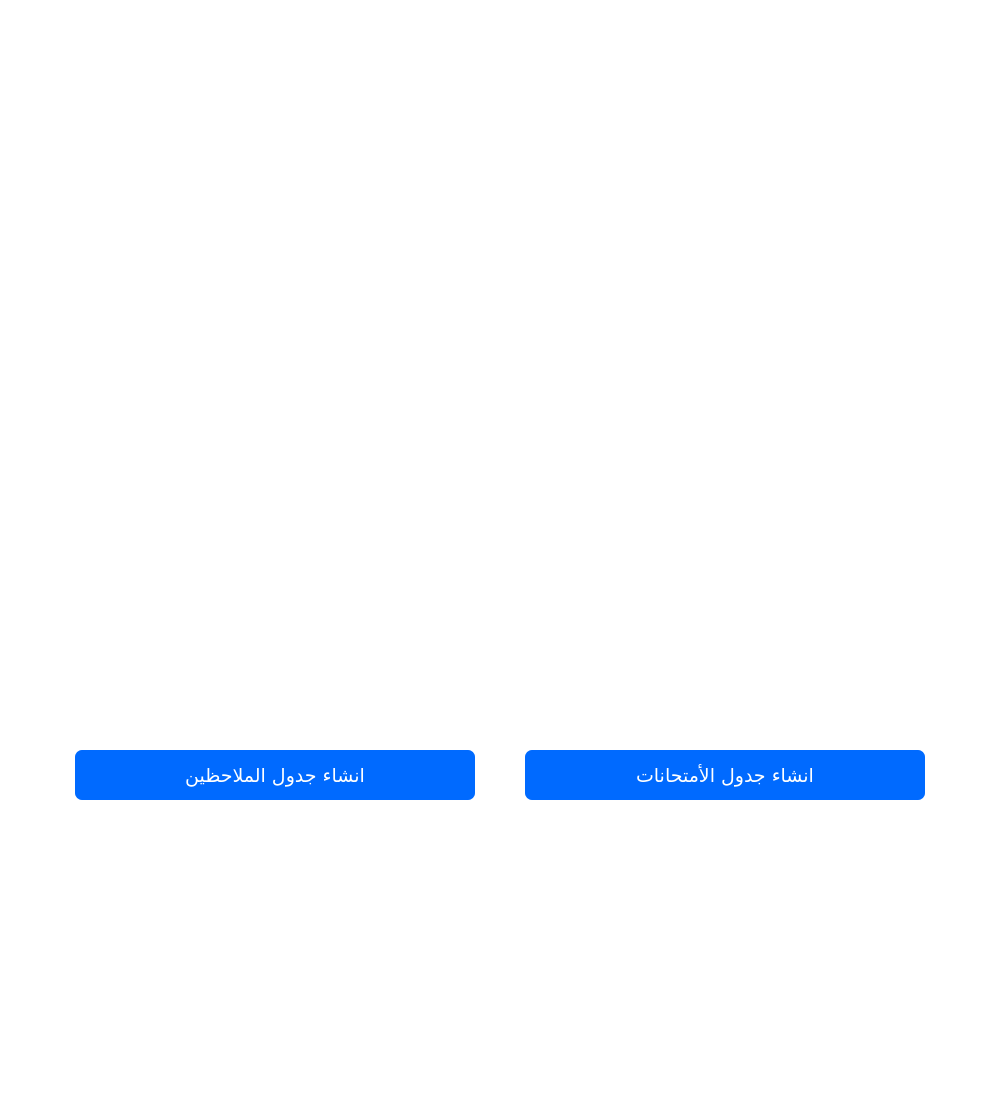
Above: ui/screen1.ui from CSE-SUMMER-TRAINING/final-code before the change. Below: the same form after it.
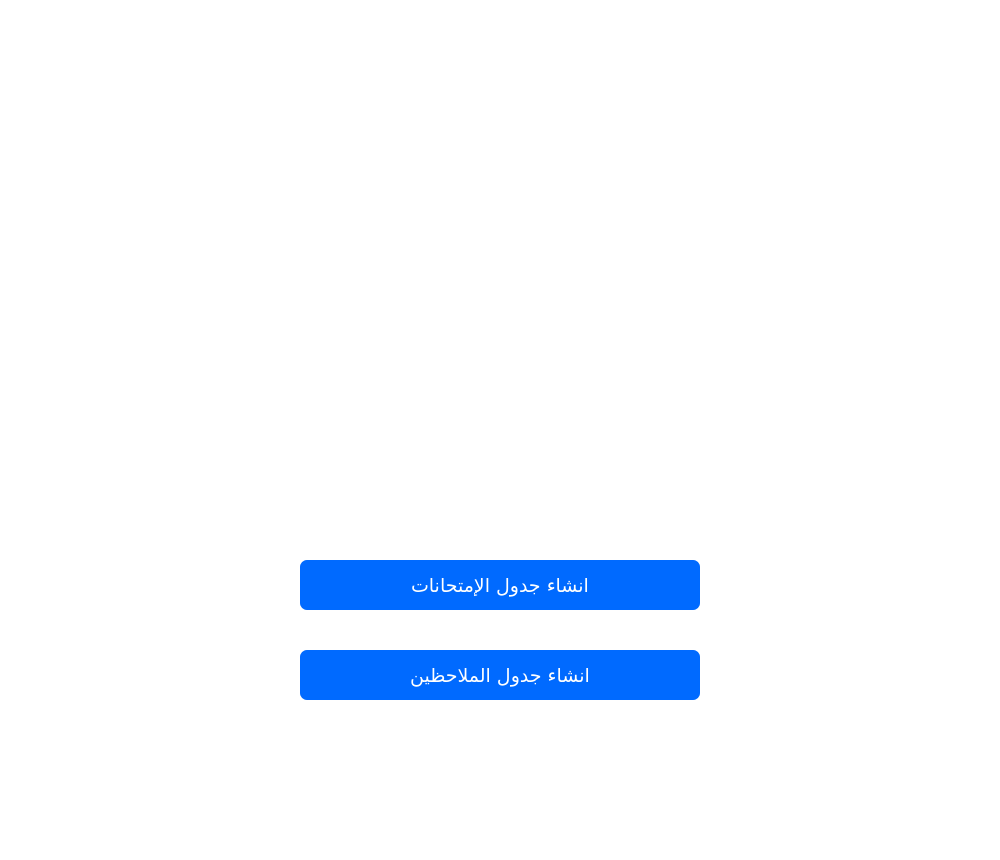
That is the form after the change. Icons and pictures are not drawn.

```diff
--- a/ui/screen1.ui
+++ b/ui/screen1.ui
@@ -7,7 +7,7 @@
     <x>0</x>
     <y>0</y>
     <width>1000</width>
-    <height>1100</height>
+    <height>860</height>
    </rect>
   </property>
   <property name="windowTitle">
@@ -42,31 +42,31 @@
        <number>0</number>
       </property>
       <property name="topMargin">
-       <number>100</number>
+       <number>0</number>
       </property>
       <property name="rightMargin">
        <number>0</number>
       </property>
       <property name="bottomMargin">
-       <number>100</number>
+       <number>0</number>
       </property>
       <item>
        <widget class="QWidget" name="body" native="true">
         <layout class="QVBoxLayout" name="verticalLayout_2">
          <property name="spacing">
-          <number>150</number>
+          <number>100</number>
          </property>
          <property name="leftMargin">
-          <number>0</number>
+          <number>60</number>
          </property>
          <property name="topMargin">
-          <number>0</number>
+          <number>60</number>
          </property>
          <property name="rightMargin">
-          <number>0</number>
+          <number>60</number>
          </property>
          <property name="bottomMargin">
-          <number>0</number>
+          <number>60</number>
          </property>
          <item>
           <spacer name="verticalSpacer">
@@ -161,14 +161,14 @@
                 <widget class="QLabel" name="label">
                  <property name="minimumSize">
                   <size>
-                   <width>300</width>
-                   <height>300</height>
+                   <width>275</width>
+                   <height>275</height>
                   </size>
                  </property>
                  <property name="maximumSize">
                   <size>
-                   <width>300</width>
-                   <height>300</height>
+                   <width>275</width>
+                   <height>275</height>
                   </size>
                  </property>
                  <property name="font">
@@ -219,13 +219,13 @@
           <widget class="QWidget" name="mainBody" native="true">
            <property name="minimumSize">
             <size>
-             <width>1000</width>
-             <height>50</height>
+             <width>0</width>
+             <height>0</height>
             </size>
            </property>
-           <layout class="QHBoxLayout" name="horizontalLayout_2">
+           <layout class="QVBoxLayout" name="verticalLayout_3">
             <property name="spacing">
-             <number>50</number>
+             <number>40</number>
             </property>
             <property name="leftMargin">
              <number>0</number>
@@ -240,17 +240,70 @@
              <number>0</number>
             </property>
             <item>
-             <spacer name="horizontalSpacer_4">
-              <property name="orientation">
-               <enum>Qt::Horizontal</enum>
+             <widget class="QWidget" name="widget" native="true">
+              <property name="minimumSize">
+               <size>
+                <width>0</width>
+                <height>50</height>
+               </size>
               </property>
-              <property name="sizeHint" stdset="0">
+              <property name="maximumSize">
                <size>
-                <width>40</width>
-                <height>20</height>
+                <width>16777215</width>
+                <height>50</height>
                </size>
               </property>
-             </spacer>
+              <layout class="QHBoxLayout" name="horizontalLayout_2">
+               <property name="spacing">
+                <number>0</number>
+               </property>
+               <property name="leftMargin">
+                <number>0</number>
+               </property>
+               <property name="topMargin">
+                <number>0</number>
+               </property>
+               <property name="rightMargin">
+                <number>0</number>
+               </property>
+               <property name="bottomMargin">
+                <number>0</number>
+               </property>
+               <item>
+                <widget class="QPushButton" name="exam">
+                 <property name="minimumSize">
+                  <size>
+                   <width>400</width>
+                   <height>50</height>
+                  </size>
+                 </property>
+                 <property name="maximumSize">
+                  <size>
+                   <width>400</width>
+                   <height>50</height>
+                  </size>
+                 </property>
+                 <property name="font">
+                  <font>
+                   <family>Cascadia Code</family>
+                   <pointsize>14</pointsize>
+                  </font>
+                 </property>
+                 <property name="cursor">
+                  <cursorShape>PointingHandCursor</cursorShape>
+                 </property>
+                 <property name="styleSheet">
+                  <string notr="true">background-color: #006aff;
+color: white;
+border-radius: 7px;</string>
+                 </property>
+                 <property name="text">
+                  <string>انشاء جدول الإمتحانات</string>
+                 </property>
+                </widget>
+               </item>
+              </layout>
+             </widget>
             </item>
             <item>
              <widget class="QWidget" name="widget_2" native="true">
@@ -282,39 +335,6 @@
                <property name="bottomMargin">
                 <number>0</number>
                </property>
-               <item>
-                <widget class="QWidget" name="widget" native="true">
-                 <property name="minimumSize">
-                  <size>
-                   <width>0</width>
-                   <height>50</height>
-                  </size>
-                 </property>
-                 <property name="maximumSize">
-                  <size>
-                   <width>16777215</width>
-                   <height>50</height>
-                  </size>
-                 </property>
-                 <layout class="QHBoxLayout" name="horizontalLayout_4">
-                  <property name="spacing">
-                   <number>0</number>
-                  </property>
-                  <property name="leftMargin">
-                   <number>0</number>
-                  </property>
-                  <property name="topMargin">
-                   <number>0</number>
-                  </property>
-                  <property name="rightMargin">
-                   <number>0</number>
-                  </property>
-                  <property name="bottomMargin">
-                   <number>0</number>
-                  </property>
-                 </layout>
-                </widget>
-               </item>
                <item>
                 <widget class="QPushButton" name="inv">
                  <property name="minimumSize">
@@ -353,55 +373,6 @@
               </layout>
              </widget>
             </item>
-            <item>
-             <widget class="QPushButton" name="exam">
-              <property name="minimumSize">
-               <size>
-                <width>400</width>
-                <height>50</height>
-               </size>
-              </property>
-              <property name="maximumSize">
-               <size>
-                <width>400</width>
-                <height>16777215</height>
-               </size>
-              </property>
-              <property name="font">
-               <font>
-                <family>Cascadia Code</family>
-                <pointsize>14</pointsize>
-                <weight>50</weight>
-                <italic>false</italic>
-                <bold>false</bold>
-               </font>
-              </property>
-              <property name="cursor">
-               <cursorShape>PointingHandCursor</cursorShape>
-              </property>
-              <property name="styleSheet">
-               <string notr="true">background-color: #006aff;
-color: white;
-border-radius: 7px;</string>
-              </property>
-              <property name="text">
-               <string>انشاء جدول الأمتحانات</string>
-              </property>
-             </widget>
-            </item>
-            <item>
-             <spacer name="horizontalSpacer_3">
-              <property name="orientation">
-               <enum>Qt::Horizontal</enum>
-              </property>
-              <property name="sizeHint" stdset="0">
-               <size>
-                <width>40</width>
-                <height>20</height>
-               </size>
-              </property>
-             </spacer>
-            </item>
            </layout>
           </widget>
          </item>
```
